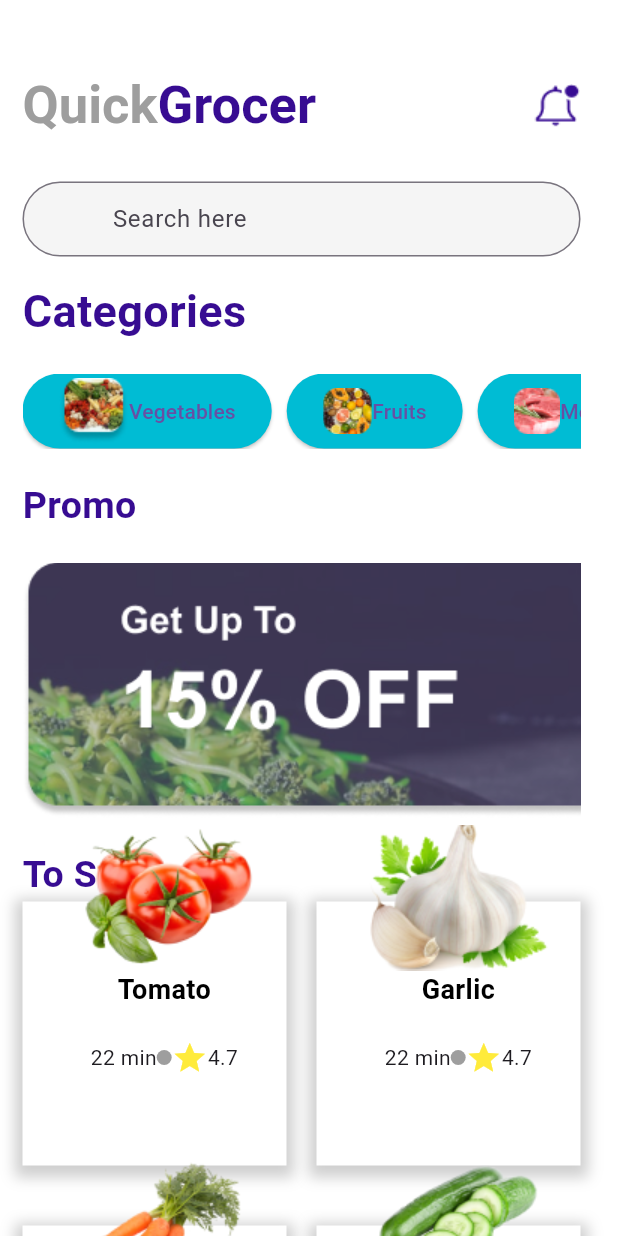
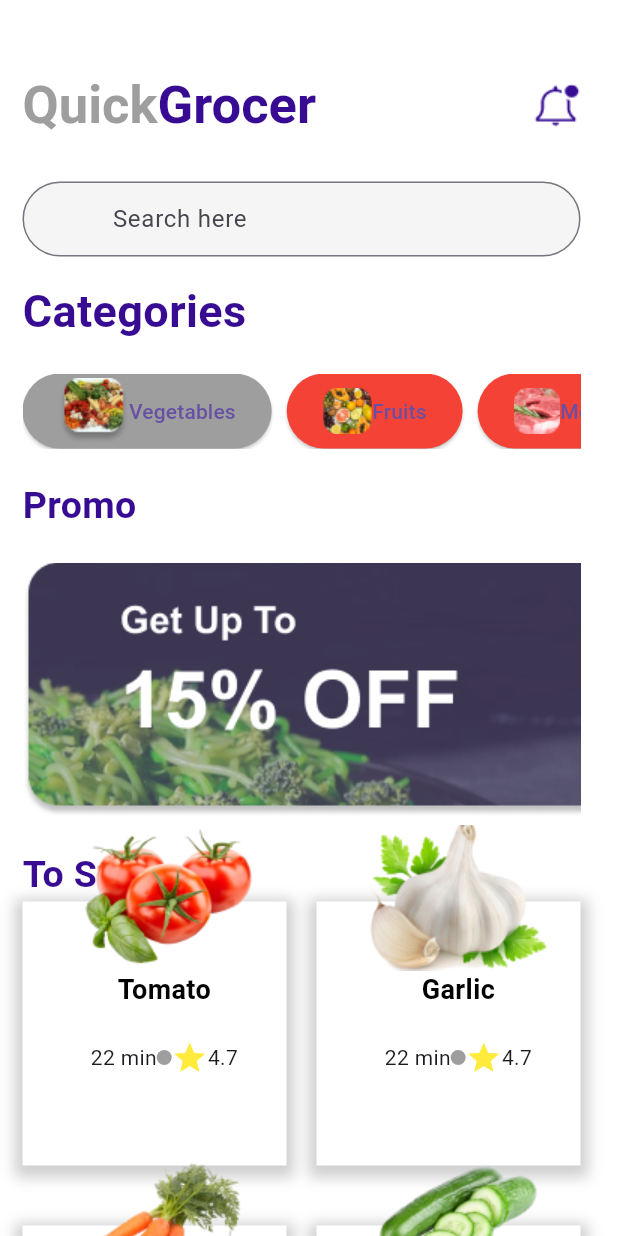
Before and after one commit to shakibalways/salon-app, a Flutter app: the screen it shows after launch, on a phone screen of 412 x 824 dp. Run offline on Flutter 3.47's test engine with Material 3 defaults, Android fonts, the phone set to English and light mode, and no system bars.

Commit message:
ElevatedButtton change color done

```diff
--- a/lib/Screen/Home Page/home_screen.dart
+++ b/lib/Screen/Home Page/home_screen.dart
@@ -16,15 +16,14 @@ class HomeScreenPage extends StatefulWidget {
 }
 
 class _HomeScreenPageState extends State<HomeScreenPage> {
+  int changeColor = 0;
   @override
   Widget build(BuildContext context) {
     return Scaffold(
       backgroundColor: Color(int.parse(RColors.homeColor)),
       body: SingleChildScrollView(
         child: Padding(
-          padding: const EdgeInsets.only(
-            left: 15,right: 25,top: 50
-          ),
+          padding: const EdgeInsets.only(left: 15, right: 25, top: 50),
           child: Column(
             crossAxisAlignment: CrossAxisAlignment.start,
             children: [
@@ -104,10 +103,16 @@ class _HomeScreenPageState extends State<HomeScreenPage> {
                       return Padding(
                         padding: const EdgeInsets.only(right: 10),
                         child: ElevatedButton(
-                            style: const ButtonStyle(
-                                backgroundColor:
-                                    MaterialStatePropertyAll(Colors.cyan)),
-                            onPressed: () {},
+                            onPressed: () {
+                              setState(() {
+                                changeColor = index;
+                              });
+                            },
+                            style: ElevatedButton.styleFrom(
+                              backgroundColor: changeColor == index
+                                  ? Colors.grey
+                                  : Colors.red,
+                            ),
                             child: Row(
                               children: [
                                 Image.asset(categorisList[index].imagePath),
@@ -216,7 +221,6 @@ class _HomeScreenPageState extends State<HomeScreenPage> {
           ),
         ),
       ),
-
     );
   }
 }
--- a/lib/main.dart
+++ b/lib/main.dart
@@ -1,5 +1,6 @@
 import 'package:flutter/material.dart';
 import 'package:salon/Screen/Home%20Page/home_screen.dart';
+import 'package:salon/view/auth/item_selection_page.dart';
 
 
 
--- a/lib/utilits/constant/image_list.dart
+++ b/lib/utilits/constant/image_list.dart
@@ -17,4 +17,6 @@ static const String carrot ="assets/ProductImage/Carrot.png";
 static const String cucumber ="assets/ProductImage/Cucumber.png";
 static const String meat ="assets/ProductImage/Meat.png";
 static const String chicken1 ="assets/ProductImage/Chicken.png";
+// Back
+static const String back = "assets/ProductImage/Back.png";
 }
```
Also changed, not shown: lib/view/auth/item_selection_page.dart (added, +22 -0 lines), assets/ProductImage/Back.png (added).
